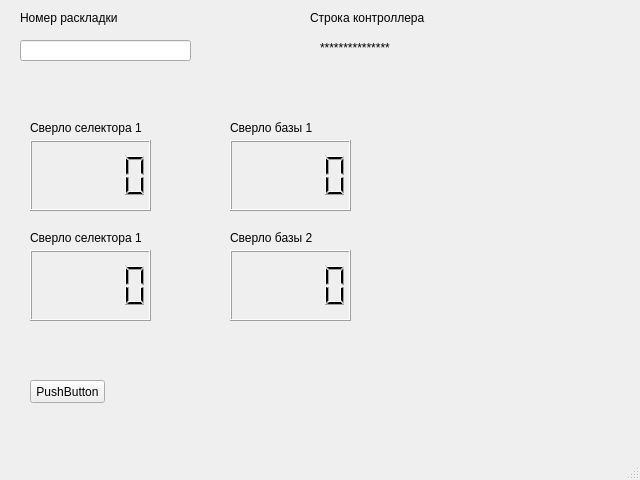
The window that interface.ui (EugeneBelovOnlyOffice/PyDrillsOld) describes before a commit, drawn with Qt 5.
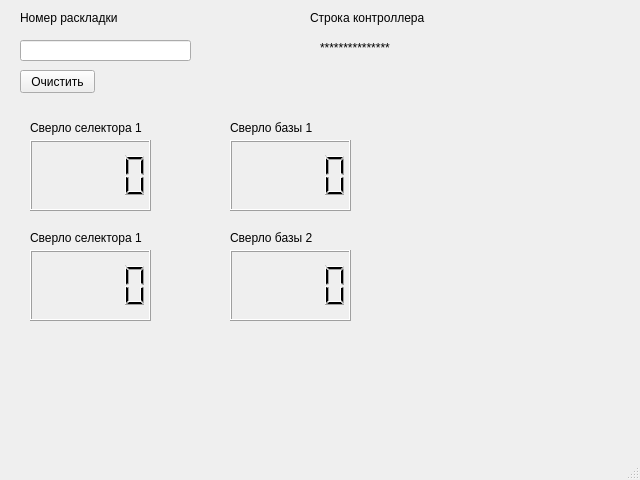
The same window after the commit.

```diff
--- a/interface.ui
+++ b/interface.ui
@@ -138,14 +138,14 @@
    <widget class="QPushButton" name="pushButton">
     <property name="geometry">
      <rect>
-      <x>30</x>
-      <y>380</y>
+      <x>20</x>
+      <y>70</y>
       <width>75</width>
       <height>23</height>
      </rect>
     </property>
     <property name="text">
-     <string>PushButton</string>
+     <string>Очистить</string>
     </property>
     <property name="checkable">
      <bool>false</bool>
```
